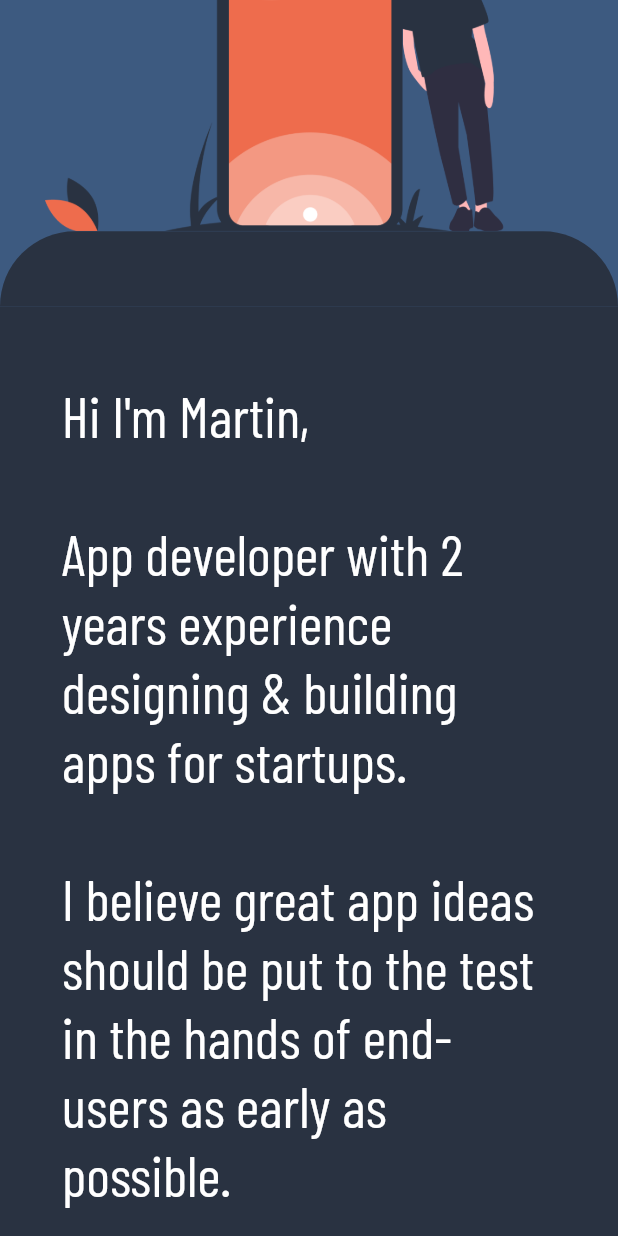
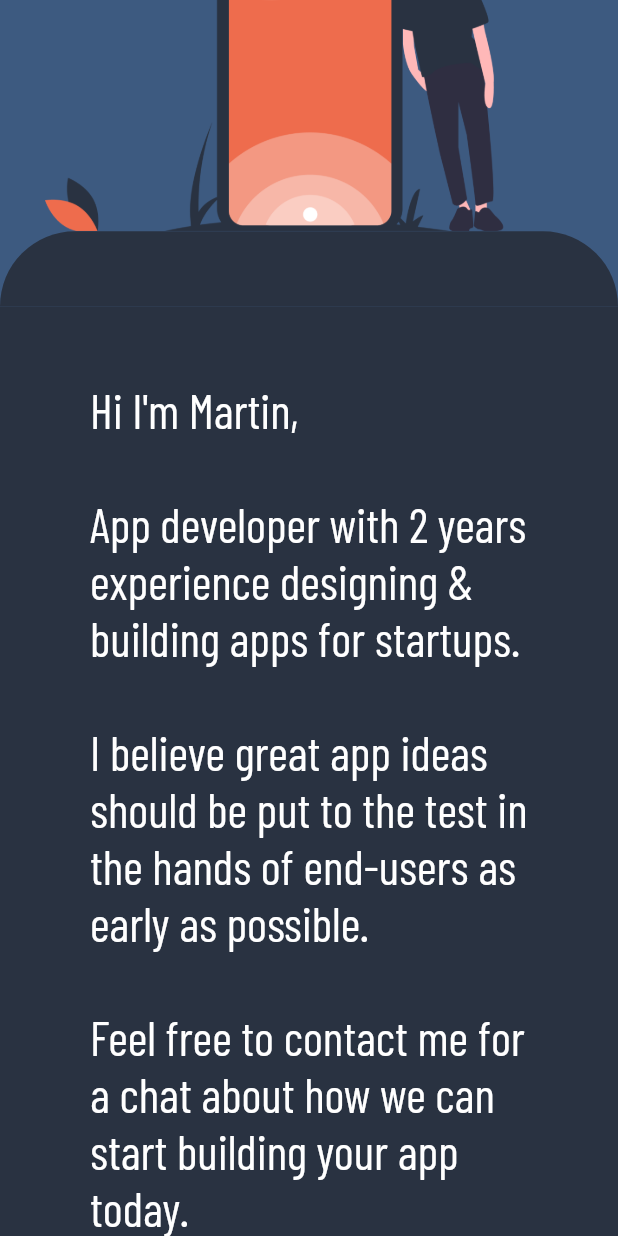
Before and after one commit to Maztermo/portfolio_flutter, a Flutter app: the screen it shows after launch, scrolled down 576 dp, on a phone screen of 412 x 824 dp. Run offline on Flutter 3.47's test engine with Material 2 defaults, Android fonts, the phone set to English and light mode, and no system bars; our stand-ins replace google_fonts.

Commit message:
textbox width & bottom message

```diff
--- a/lib/homepage.dart
+++ b/lib/homepage.dart
@@ -81,9 +81,10 @@ class _HomePageState extends State<HomePage> {
 
             const SizedBox(height: 50),
 
-            SizedBox(
-              width: _size.width * 0.8,
-              child: const H2(
+            Container(
+              padding: const EdgeInsets.symmetric(horizontal: 60),
+              width: 1000,
+              child: const H3(
                   text:
                       "Hi I'm Martin,\n\nApp developer with 2 years experience designing & building apps for startups.\n\nI believe great app ideas should be put to the test in the hands of end-users as early as possible.\n\nFeel free to contact me for a chat about how we can start building your app today.\n\nMail: something@gmail.com\nPhone: +47 123 45 678"),
             ),
@@ -92,9 +93,9 @@ class _HomePageState extends State<HomePage> {
                 width: _size.width * 0.5,
                 child: H3Centered(
                     text: "Also do have a look at my previous work")),
-            const SizedBox(height: 50),
+            const SizedBox(height: 20),
             const Icon(Icons.arrow_downward, size: 44, color: Colors.white),
-            const SizedBox(height: 50),
+            const SizedBox(height: 40),
             ClipRRect(
               borderRadius: const BorderRadius.only(
                 topLeft: Radius.circular(60),
@@ -124,6 +125,14 @@ class _HomePageState extends State<HomePage> {
                 ),
               ),
             ),
+            const SizedBox(
+              height: 100,
+              child: Center(
+                child: H5White(
+                    text:
+                        "This website portfolio was developed with Flutter - Thanks for taking a look!"),
+              ),
+            ),
 
             //
           ],
```
Also changed, not shown: lib/constant/text_headers.dart (+14 -0 lines), 1 other file.
